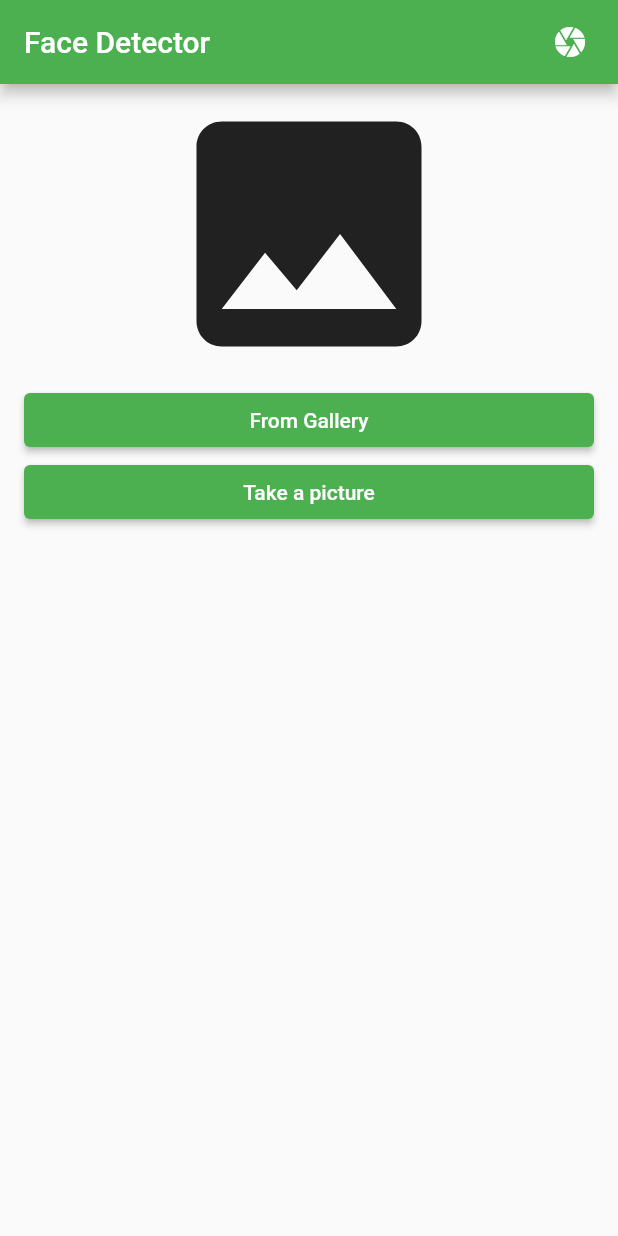
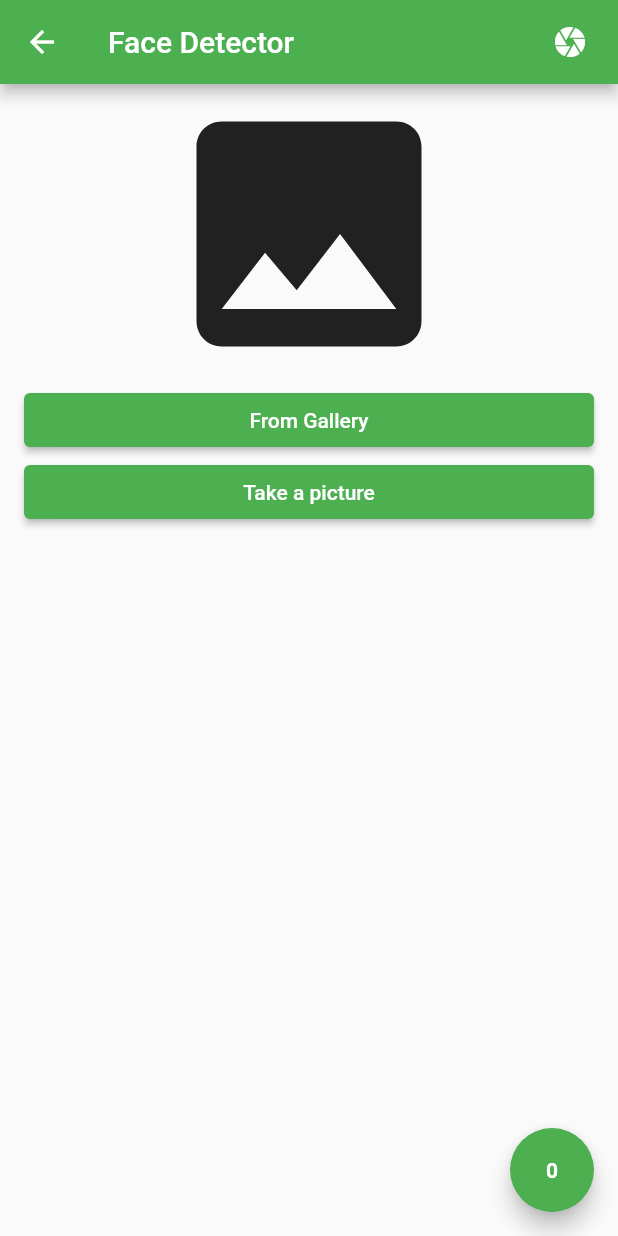
Before and after one commit to UmarGit/MYEY, a Flutter app: the FaceDetectorView screen opened directly, after a tap on the "photo library" icon, on a phone screen of 412 x 824 dp. Run offline on Flutter 3.47's test engine with Material 2 defaults, Android fonts, the phone set to English and light mode, and no system bars; our stand-ins replace camera, image_picker, speech_to_text; missing offline and left inert: google_ml_kit.

Commit message:
IOS support, STT and ETE distance
- IOS support
- Speech to text detection
- Eye to eye distance

```diff
--- a/lib/components/camera/CameraView.dart
+++ b/lib/components/camera/CameraView.dart
@@ -83,7 +83,7 @@ class _CameraViewState extends State<CameraView> {
   Widget? _floatingActionButton() {
     if (_mode == ScreenMode.gallery) return null;
     if (cameras.length == 1) return null;
-    return Container(
+    return SizedBox(
         height: 70.0,
         width: 70.0,
         child: FloatingActionButton(
@@ -145,7 +145,7 @@ class _CameraViewState extends State<CameraView> {
   Widget _galleryBody() {
     return ListView(shrinkWrap: true, children: [
       _image != null
-          ? Container(
+          ? SizedBox(
               height: 400,
               width: 400,
               child: Stack(
@@ -156,21 +156,21 @@ class _CameraViewState extends State<CameraView> {
                 ],
               ),
             )
-          : Icon(
+          : const Icon(
               Icons.image,
               size: 200,
             ),
       Padding(
-        padding: EdgeInsets.symmetric(horizontal: 16),
+        padding: const EdgeInsets.symmetric(horizontal: 16),
         child: ElevatedButton(
-          child: Text('From Gallery'),
+          child: const Text('From Gallery'),
           onPressed: () => _getImage(ImageSource.gallery),
         ),
       ),
       Padding(
-        padding: EdgeInsets.symmetric(horizontal: 16),
+        padding: const EdgeInsets.symmetric(horizontal: 16),
         child: ElevatedButton(
-          child: Text('Take a picture'),
+          child: const Text('Take a picture'),
           onPressed: () => _getImage(ImageSource.camera),
         ),
       ),
@@ -202,7 +202,7 @@ class _CameraViewState extends State<CameraView> {
     final camera = cameras[_cameraIndex];
     _controller = CameraController(
       camera,
-      ResolutionPreset.max,
+      ResolutionPreset.low,
       enableAudio: false,
     );
     _controller?.initialize().then((_) {
@@ -228,10 +228,11 @@ class _CameraViewState extends State<CameraView> {
   }
 
   Future _switchLiveCamera() async {
-    if (_cameraIndex == 0)
+    if (_cameraIndex == 0) {
       _cameraIndex = 1;
-    else
+    } else {
       _cameraIndex = 0;
+    }
     await _stopLiveFeed();
     await _startLiveFeed();
   }
--- a/lib/components/detection/FaceDetector.dart
+++ b/lib/components/detection/FaceDetector.dart
@@ -4,7 +4,13 @@ import 'package:google_ml_kit/google_ml_kit.dart';
 import '../camera/CameraView.dart';
 import 'painter/FaceDetectorPainter.dart';
 
+int distance = 0;
+
+Set onDistance(dist) => {distance = dist};
+
 class FaceDetectorView extends StatefulWidget {
+  const FaceDetectorView({Key? key}) : super(key: key);
+
   @override
   _FaceDetectorViewState createState() => _FaceDetectorViewState();
 }
@@ -26,13 +32,22 @@ class _FaceDetectorViewState extends State<FaceDetectorView> {
 
   @override
   Widget build(BuildContext context) {
-    return CameraView(
+    return Scaffold(
+      body: CameraView(
         title: 'Face Detector',
         customPaint: customPaint,
         onImage: (inputImage) {
           processImage(inputImage);
         },
         initialDirection: CameraLensDirection.front,
+      ),
+      floatingActionButton: FloatingActionButton(
+        onPressed: () => {},
+        child: Text(
+          distance.toString(),
+          style: const TextStyle(fontWeight: FontWeight.bold),
+        ),
+      ),
     );
   }
 
@@ -46,6 +61,7 @@ class _FaceDetectorViewState extends State<FaceDetectorView> {
           faces,
           inputImage.inputImageData!.size,
           inputImage.inputImageData!.imageRotation);
+
       customPaint = CustomPaint(painter: painter);
     } else {
       customPaint = null;
--- a/pubspec.yaml
+++ b/pubspec.yaml
@@ -14,6 +14,7 @@ dependencies:
   camera: ^0.9.4+14
   google_ml_kit: ^0.7.3
   image_picker: ^0.8.4+10
+  speech_to_text: ^5.4.3
 
 dev_dependencies:
   flutter_test:
```
Also changed, not shown: lib/components/detection/painter/FaceDetectorPainter.dart (+30 -38 lines), lib/components/listen/Listen.dart (added, +147 -0 lines), lib/main.dart (+28 -4 lines), lib/components/detection/painter/CoordinatesTranslator.dart (line endings or trailing spaces), pubspec.lock, 6 other files. Lines whose indentation alone changed are shown as unchanged.
